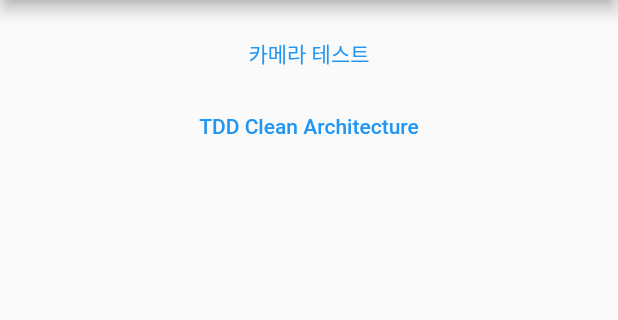
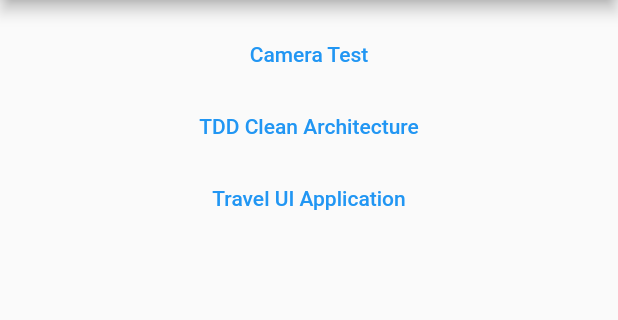
Before and after one commit to sungjunyoung/flutter_playground, a Flutter app: the screen it shows after launch, on a phone screen of 412 x 824 dp, the part 84-404 px from its top. Run offline on Flutter 3.47's test engine with Material 2 defaults, Android fonts, the phone set to English and light mode, and no system bars; our stand-ins replace bloc, camera, dartz, equatable, flutter_bloc, get and 3 more.

Commit message:
Initialize travel ui

```diff
--- a/lib/main.dart
+++ b/lib/main.dart
@@ -14,7 +14,9 @@ class MyApp extends StatelessWidget {
   Widget build(BuildContext context) {
     return GetMaterialApp(
       title: 'Startup Name Generator',
-      darkTheme: ThemeData.dark(),
+      darkTheme: ThemeData(
+          accentColor: Color(0xFFD8ECF1),
+          scaffoldBackgroundColor: Color(0xFFF3F5F7)),
       home: Scaffold(
           appBar: AppBar(
             title: Text('Flutter Playground'),
--- a/lib/screens/home_screen.dart
+++ b/lib/screens/home_screen.dart
@@ -3,6 +3,7 @@ import 'package:flutter/cupertino.dart';
 import 'package:flutter/material.dart';
 import 'package:flutter_playground/features/number_trivia/presentation/pages/number_trivia_page.dart';
 import 'package:flutter_playground/screens/camera_screen.dart';
+import 'package:flutter_playground/screens/travel_screen.dart';
 import 'package:get/get.dart';
 
 class HomeScreen extends StatefulWidget {
@@ -15,7 +16,7 @@ class _HomeScreenState extends State<HomeScreen> {
       padding: EdgeInsets.all(12),
       children: <Widget>[
         TextButton(
-          child: Text('카메라 테스트'),
+          child: Text('Camera Test'),
           onPressed: () async {
             var cameras = await availableCameras();
             Get.to(() => CameraScreen(), arguments: cameras);
@@ -27,6 +28,12 @@ class _HomeScreenState extends State<HomeScreen> {
             Get.to(() => NumberTriviaPage());
           },
         ),
+        TextButton(
+          child: Text('Travel UI Application'),
+          onPressed: () async {
+            Get.to(() => TravelScreen());
+          },
+        ),
       ],
     );
   }
--- a/pubspec.yaml
+++ b/pubspec.yaml
@@ -47,9 +47,8 @@ flutter:
   uses-material-design: true
 
   # To add assets to your application, add an assets section, like this:
-  # assets:
-  #   - images/a_dot_burr.jpeg
-  #   - images/a_dot_ham.jpeg
+  assets:
+    - assets/images/
 
   # An image asset can refer to one or more resolution-specific "variants", see
   # https://flutter.dev/assets-and-images/#resolution-aware.
```
